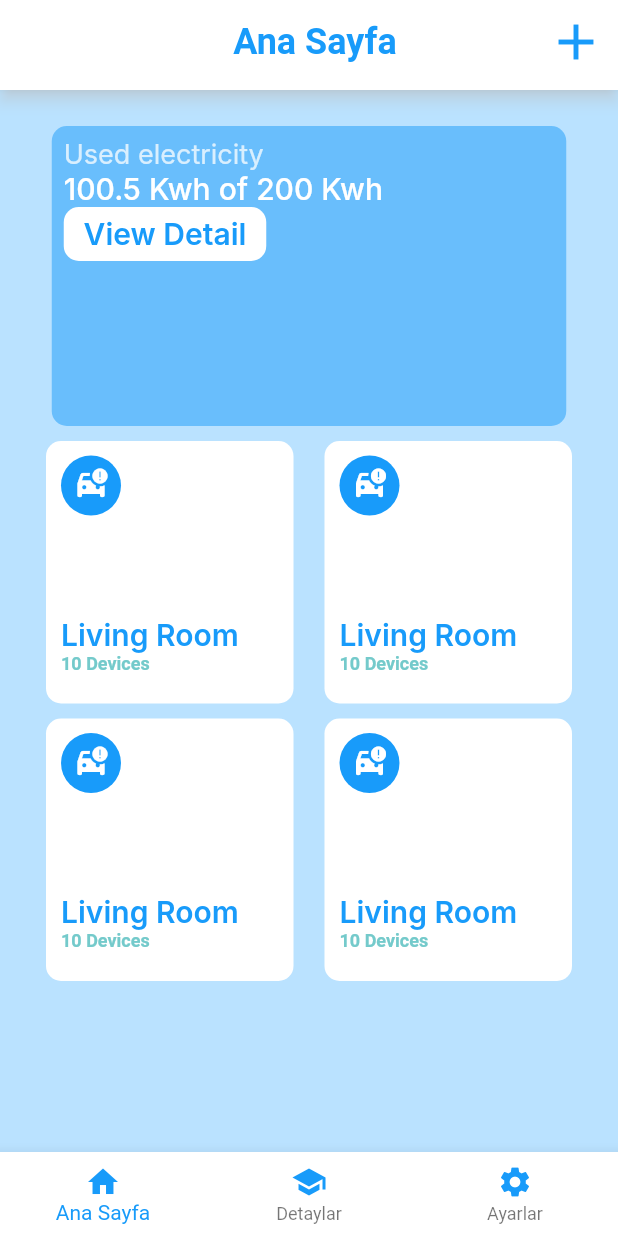
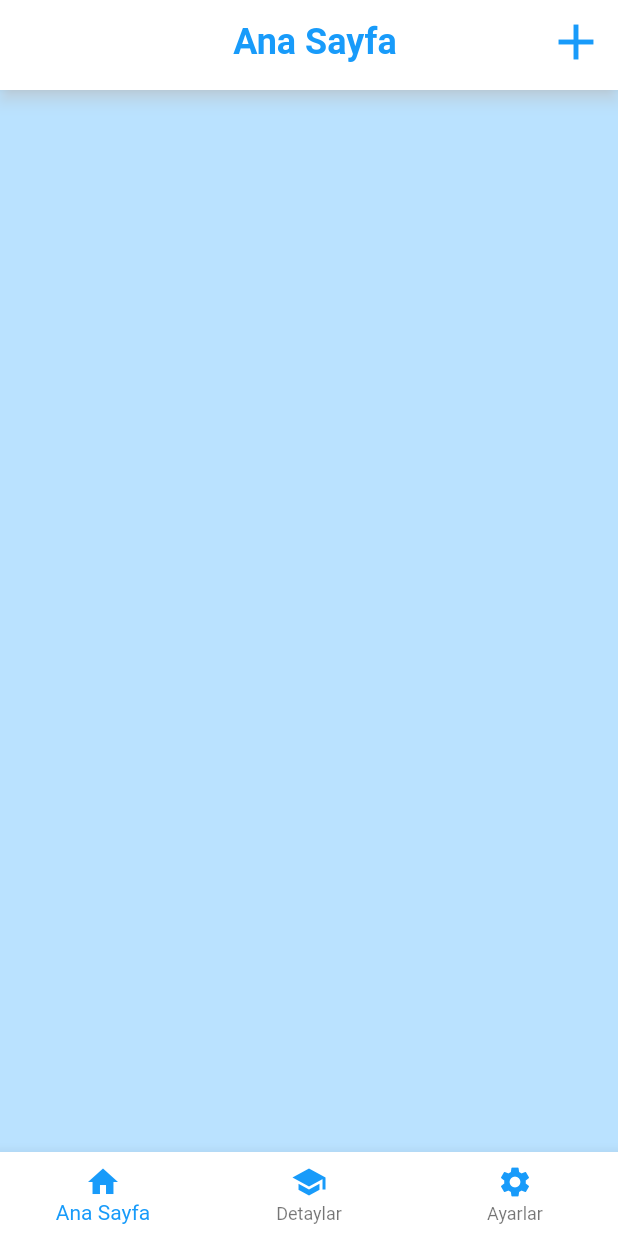
Before and after one commit to GamoTechnology/TempAndHumidity, a Flutter app: the HomePage screen opened directly, on a phone screen of 412 x 824 dp. Run offline on Flutter 3.47's test engine with Material 2 defaults, Android fonts, the phone set to English and light mode, and no system bars; our stand-ins replace syncfusion_flutter_charts; Roboto replaces fonts that are missing (Inter, OpenSans).

Commit message:
home page config

```diff
--- a/lib/main.dart
+++ b/lib/main.dart
@@ -1,5 +1,4 @@
 import 'package:flutter/material.dart';
-import 'package:temp_and_humidity/const/my_AppBar.dart';
 import 'package:temp_and_humidity/pages/device_value_show.dart';
 import 'package:temp_and_humidity/pages/home_page.dart';
 import 'package:temp_and_humidity/pages/login_page.dart';
@@ -17,7 +16,7 @@ class _MyAppState extends State<MyApp> {
     return MaterialApp(
         debugShowCheckedModeBanner: false,
         home: SafeArea(
-          child: DeviceValueShow(),
+          child: HomePage(),
         ));
   }
 }
--- a/lib/pages/device_value_show.dart
+++ b/lib/pages/device_value_show.dart
@@ -1,9 +1,10 @@
 import 'package:flutter/material.dart';
 import 'package:syncfusion_flutter_charts/charts.dart';
-import 'package:temp_and_humidity/const/my_AppBar.dart';
 import 'package:temp_and_humidity/const/my_texts.dart';
 
 import '../const/my_colors.dart';
+import '../widgets/my_appbar.dart';
+import '../widgets/my_bottom_navigation_bar.dart';
 
 class DeviceValueShow extends StatefulWidget {
   @override
--- a/lib/pages/home_page.dart
+++ b/lib/pages/home_page.dart
@@ -1,9 +1,12 @@
 import 'package:flutter/material.dart';
-import 'package:temp_and_humidity/const/my_AppBar.dart';
 import 'package:temp_and_humidity/const/my_colors.dart';
 import 'package:temp_and_humidity/const/my_texts.dart';
-import 'package:temp_and_humidity/main.dart';
+
 import 'package:temp_and_humidity/pages/device_value_show.dart';
+
+import '../widgets/my_appbar.dart';
+import '../widgets/my_bottom_navigation_bar.dart';
+import '../widgets/my_room.dart';
 
 class HomePage extends StatefulWidget {
   HomePage({Key? key}) : super(key: key);
@@ -23,34 +26,11 @@ class _HomePageState extends State<HomePage> {
           isLeading: true,
         ),
         bottomNavigationBar: myBottomNavigationBar(),
-      body: Container(
+        body: Center(
+            child: Container(
           color: MyColors.secondColor,
-        child: Column(
-          children: [
-            //newMethod2(),
-            newWidget(),
-            Column(
-              children: [
-                Padding(
-                  padding: const EdgeInsets.all(10.0),
-                  child: Row(
-                    mainAxisAlignment: MainAxisAlignment.spaceEvenly,
-                    children: [roomWidget(), roomWidget()],
-                  ),
-                ),
-                Padding(
-                  padding: const EdgeInsets.only(right: 10, left: 10),
-                  child: Row(
-                    mainAxisAlignment: MainAxisAlignment.spaceEvenly,
-                    children: [roomWidget(), roomWidget()],
-                  ),
-                ),
-              ],
-            ),
-          ],
-        ),
-      ),
-    );
+          child: Center(),
+        )));
   }
 }
 
@@ -68,51 +48,6 @@ Padding newMethod2() {
           Icons.add,
           color: MyColors.IconColor,
           size: 40,
-        )
-      ],
-    ),
-  );
-}
-
-Container roomWidget() {
-  return Container(
-    width: 165,
-    height: 175,
-    decoration: new BoxDecoration(
-      color: MyColors.WhiteColor,
-      borderRadius: BorderRadius.circular(10),
-    ),
-    child: Column(
-      mainAxisAlignment: MainAxisAlignment.spaceAround,
-      crossAxisAlignment: CrossAxisAlignment.start,
-      children: [
-        Padding(
-          padding: const EdgeInsets.only(left: 10),
-          child: CircleAvatar(
-              radius: 20,
-              backgroundColor: MyColors.firstColor,
-              child: Icon(
-                Icons.car_crash,
-                color: MyColors.WhiteColor,
-              )),
-        ),
-        SizedBox(),
-        SizedBox(),
-        Padding(
-          padding: const EdgeInsets.all(10.0),
-          child: Column(
-            crossAxisAlignment: CrossAxisAlignment.start,
-            children: [
-              Text(
-                "Living Room",
-                style: MyTexts.subtitle,
-              ),
-              Text(
-                "10 Devices",
-                style: MyTexts.subTitle3,
-              )
-            ],
-          ),
         )
       ],
     ),
--- /dev/null
+++ b/lib/widgets/my_appbar.dart
@@ -0,0 +1,50 @@
+// ignore_for_file: prefer_const_constructors
+
+import 'package:flutter/material.dart';
+import 'package:temp_and_humidity/const/my_colors.dart';
+import 'package:temp_and_humidity/pages/device_value_show.dart';
+import 'package:temp_and_humidity/pages/home_page.dart';
+
+class myAppBar extends StatelessWidget implements PreferredSizeWidget {
+  @override
+  Size get preferredSize => const Size.fromHeight(60);
+  const myAppBar({
+    Key? key,
+    required this.title,
+    this.centerTitle,
+    this.textColorStyle,
+    this.icon,
+    this.isLeading,
+  }) : super(key: key);
+  final String title;
+  final bool? centerTitle;
+  final TextStyle? textColorStyle;
+  final IconData? icon;
+  final bool? isLeading;
+
+  @override
+  Widget build(BuildContext context) {
+    return AppBar(
+      shadowColor: MyColors.WhiteColor,
+      centerTitle: centerTitle,
+      leading: isLeading == true ? SizedBox() : null,
+      title: Center(
+          child: Text(
+        title,
+        textAlign: TextAlign.center,
+        style: textColorStyle,
+      )),
+      actions: [
+        Padding(
+          padding: const EdgeInsets.only(right: 8),
+          child: Icon(
+            icon,
+            color: MyColors.firstColor,
+            size: 40,
+          ),
+        )
+      ],
+      backgroundColor: MyColors.WhiteColor,
+    );
+  }
+}
--- a/lib/const/my_AppBar.dart
+++ b/lib/widgets/my_bottom_navigation_bar.dart
@@ -1,55 +1,8 @@
-// ignore_for_file: prefer_const_constructors
+import 'package:flutter/material.dart';
 
-import 'package:flutter/material.dart';
-import 'package:temp_and_humidity/const/my_colors.dart';
-import 'package:temp_and_humidity/pages/device_value_show.dart';
-import 'package:temp_and_humidity/pages/home_page.dart';
-
-import 'my_texts.dart';
-
-class myAppBar extends StatelessWidget implements PreferredSizeWidget {
-  @override
-  Size get preferredSize => const Size.fromHeight(60);
-  const myAppBar({
-    Key? key,
-    required this.title,
-    this.centerTitle,
-    this.textColorStyle,
-    this.icon,
-    this.isLeading,
-  }) : super(key: key);
-  final String title;
-  final bool? centerTitle;
-  final TextStyle? textColorStyle;
-  final IconData? icon;
-  final bool? isLeading;
-
-  @override
-  Widget build(BuildContext context) {
-    return AppBar(
-      shadowColor: MyColors.WhiteColor,
-      centerTitle: centerTitle,
-      leading: isLeading == true ? SizedBox() : null,
-      title: Center(
-          child: Text(
-        title,
-        textAlign: TextAlign.center,
-        style: textColorStyle,
-      )),
-      actions: [
-        Padding(
-          padding: const EdgeInsets.only(right: 8),
-          child: Icon(
-            icon,
-            color: MyColors.firstColor,
-            size: 40,
-          ),
-        )
-      ],
-      backgroundColor: MyColors.WhiteColor,
-    );
-  }
-}
+import '../const/my_colors.dart';
+import '../pages/device_value_show.dart';
+import '../pages/home_page.dart';
 
 class myBottomNavigationBar extends StatefulWidget {
   myBottomNavigationBar({Key? key}) : super(key: key);
```
Also changed, not shown: lib/widgets/my_room.dart (added, +59 -0 lines), 2 other files. Lines whose indentation alone changed are shown as unchanged.
